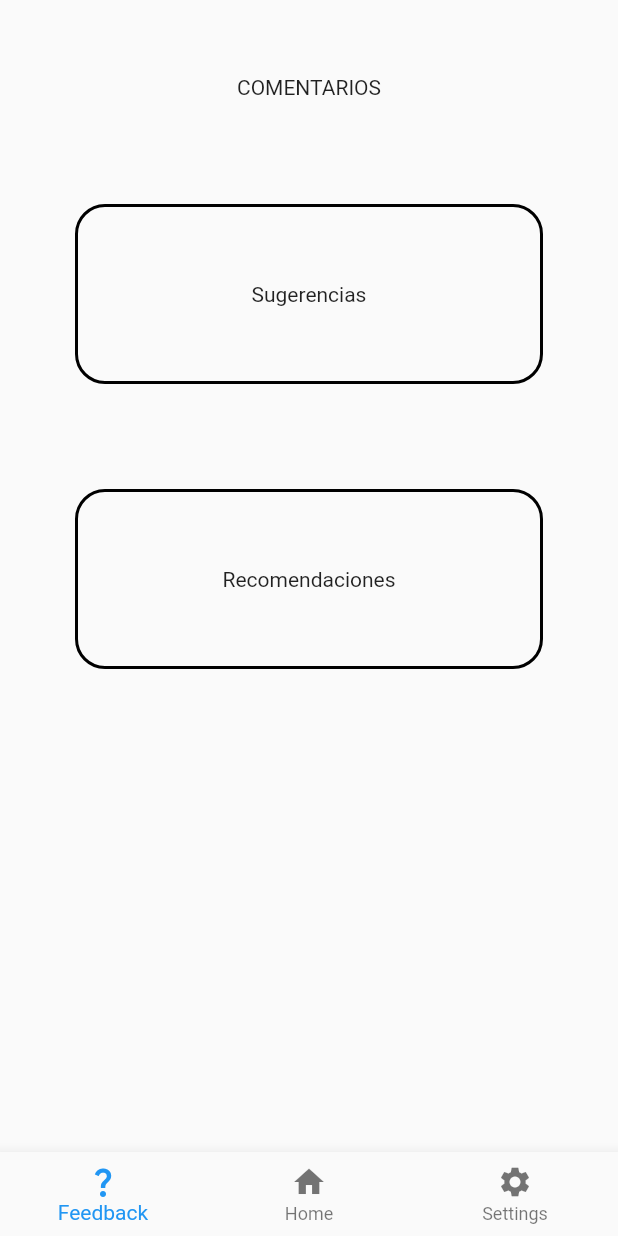
After one commit to LsappLOFC/LspApp, a Flutter app: the AdminControllerPage screen opened directly, on a phone screen of 412 x 824 dp. The commit adds this screen. Run offline on Flutter 3.47's test engine with Material 2 defaults, Android fonts, the phone set to English and light mode, and no system bars; our stand-ins replace cloud_firestore, curved_navigation_bar, file_picker, firebase_auth, firebase_core, get and 5 more; missing offline and left inert: audio_session, ffmpeg_kit_flutter_full, flutter_sound, google_speech; accounts and stored records are empty; project files that could hold a hidden picture were left out.

```diff
--- /dev/null
+++ b/lib/pages/admin/admin_controller_page.dart
@@ -0,0 +1,54 @@
+import 'package:flutter/material.dart';
+import 'package:lsapp/pages/admin/admin_feedback_page.dart';
+import 'package:lsapp/pages/admin/admin_main_page.dart';
+import 'package:lsapp/pages/admin/admin_settings_page.dart';
+
+class AdminControllerPage extends StatefulWidget {
+  const AdminControllerPage({Key? key}) : super(key: key);
+
+  @override
+  State<AdminControllerPage> createState() => _AdminControllerPageState();
+}
+
+class _AdminControllerPageState extends State<AdminControllerPage> {
+  int _index = 0;
+  final pages = [
+    AdminFeedbackPage(),
+    AdminMainPage(),
+    AdminSettingsPage(),
+  ];
+
+  @override
+  Widget build(BuildContext context) {
+    return Scaffold(
+      body: pages[_index],
+      bottomNavigationBar: BottomNavigationBar(
+        items: [
+          BottomNavigationBarItem(
+            icon: Icon(
+              Icons.question_mark,
+            ),
+            label: "Feedback",
+          ),
+          BottomNavigationBarItem(
+            icon: Icon(
+              Icons.home,
+            ),
+            label: "Home",
+          ),
+          BottomNavigationBarItem(
+            icon: Icon(
+              Icons.settings,
+            ),
+            label: "Settings",
+          ),
+        ],
+        onTap: ((index) {
+          setState(() {
+            _index = index;
+          });
+        }),
+      ),
+    );
+  }
+}
--- /dev/null
+++ b/lib/pages/admin/admin_feedback_page.dart
@@ -0,0 +1,76 @@
+import 'package:flutter/material.dart';
+import 'package:lsapp/pages/admin/admin_sugerencias_page.dart';
+
+class AdminFeedbackPage extends StatefulWidget {
+  const AdminFeedbackPage({Key? key}) : super(key: key);
+
+  @override
+  State<AdminFeedbackPage> createState() => _AdminFeedbackPageState();
+}
+
+class _AdminFeedbackPageState extends State<AdminFeedbackPage> {
+  @override
+  Widget build(BuildContext context) {
+    return SafeArea(
+      child: Column(
+        children: [
+          SizedBox(
+            height: 50,
+          ),
+          Text("COMENTARIOS"),
+          SizedBox(
+            height: 70,
+          ),
+          Padding(
+            padding: EdgeInsets.symmetric(
+              horizontal: 50.0,
+            ),
+            child: InkWell(
+              onTap: () {
+                Navigator.push(
+                  context,
+                  MaterialPageRoute(
+                      builder: (context) => const AdminSugerenciasPage()),
+                );
+              },
+              child: Container(
+                height: 120.0,
+                decoration: BoxDecoration(
+                  border: Border.all(
+                    width: 2,
+                    color: Colors.black,
+                  ),
+                  borderRadius: BorderRadius.circular(20.0),
+                ),
+                child: Center(
+                  child: Text("Sugerencias"),
+                ),
+              ),
+            ),
+          ),
+          SizedBox(
+            height: 70,
+          ),
+          Padding(
+            padding: EdgeInsets.symmetric(
+              horizontal: 50.0,
+            ),
+            child: Container(
+              height: 120.0,
+              decoration: BoxDecoration(
+                border: Border.all(
+                  width: 2,
+                  color: Colors.black,
+                ),
+                borderRadius: BorderRadius.circular(20.0),
+              ),
+              child: Center(
+                child: Text("Recomendaciones"),
+              ),
+            ),
+          ),
+        ],
+      ),
+    );
+  }
+}
--- a/lib/pages/home/user_controller_page.dart
+++ b/lib/pages/home/user_controller_page.dart
@@ -1,6 +1,7 @@
 import 'package:cloud_firestore/cloud_firestore.dart';
 import 'package:firebase_auth/firebase_auth.dart';
 import 'package:flutter/material.dart';
+import 'package:lsapp/pages/admin/admin_controller_page.dart';
 import 'package:lsapp/pages/home/home_controller_page.dart';
 import 'package:lsapp/pages/home/test_page.dart';
 
@@ -25,7 +26,7 @@ class _UserControllerPageState extends State<UserControllerPage> {
             Map<String, dynamic> data =
                 snapshot.data?.docs.first.data() as Map<String, dynamic>;
             if (data["rol"] == "admin") {
-              return const TestPage();
+              return const AdminControllerPage();
             } else {
               return const HomeControllerPage();
             }
```
Also changed, not shown: lib/pages/admin/admin_main_page.dart (added, +105 -0 lines), lib/pages/admin/admin_settings_page.dart (added, +47 -0 lines), lib/pages/admin/admin_sugerencias_page.dart (added, +39 -0 lines).
